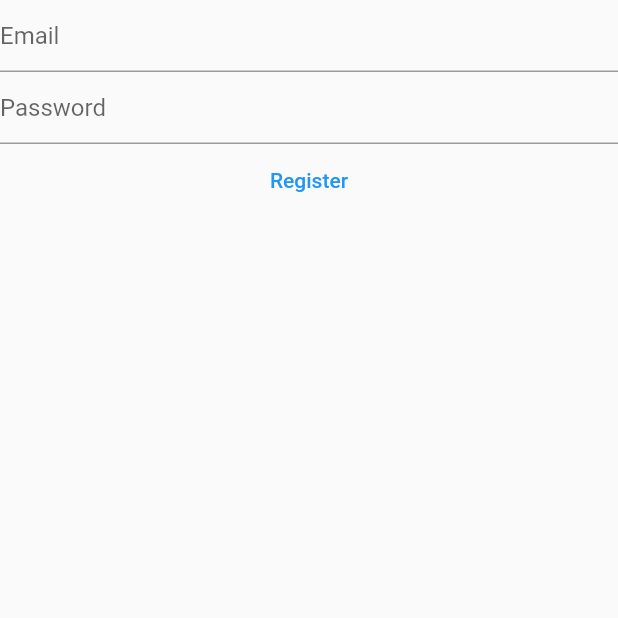
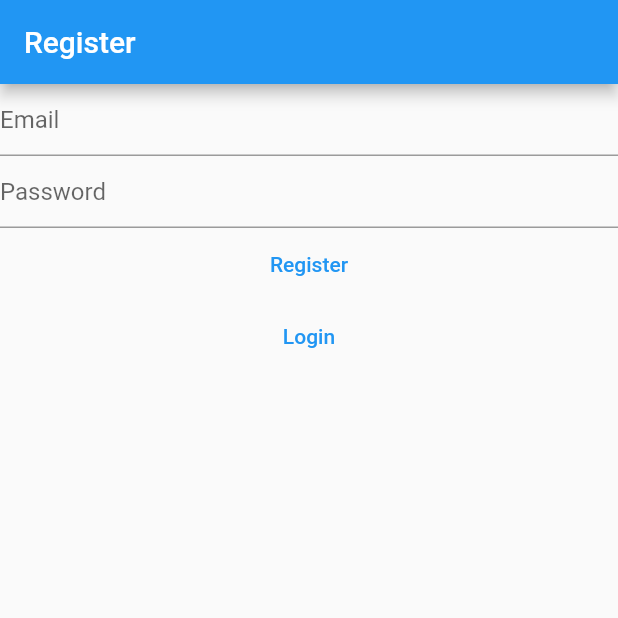
Before and after one commit to davidlonsdale92/myNotes, a Flutter app: the RegisterView screen opened directly, on a phone screen of 412 x 824 dp, the top half of it. Run offline on Flutter 3.47's test engine with Material 2 defaults, Android fonts, the phone set to English and light mode, and no system bars; our stand-ins replace firebase_auth, firebase_core; accounts and stored records are empty; statements that could not run were skipped.

Commit message:
Routes added
- Routes added for Login and Register views.
- Verify Email view file created and removed from main.dart.

```diff
--- a/lib/views/login_view.dart
+++ b/lib/views/login_view.dart
@@ -1,5 +1,6 @@
 import 'package:flutter/material.dart';
 import 'package:firebase_auth/firebase_auth.dart';
+import 'package:mynotes/views/register_view.dart';
 
 class LoginView extends StatefulWidget {
   const LoginView({super.key});
@@ -28,7 +29,11 @@ class _LoginViewState extends State<LoginView> {
 
   @override
   Widget build(BuildContext context) {
-    return Column(
+    return Scaffold(
+      appBar: AppBar(
+        title: const Text('Login'),
+      ),
+      body: Column(
         children: [
           TextField(
             controller: _email,
@@ -51,7 +56,8 @@ class _LoginViewState extends State<LoginView> {
 
               try {
                 final userCredential = await FirebaseAuth.instance
-                  .signInWithEmailAndPassword(email: email, password: password);
+                    .signInWithEmailAndPassword(
+                        email: email, password: password);
                 print(userCredential);
               } on FirebaseAuthException catch (e) {
                 if (e.code == 'user-not-found') {
@@ -66,7 +72,17 @@ class _LoginViewState extends State<LoginView> {
             },
             child: const Text('Login'),
           ),
+          TextButton(
+            onPressed: () {
+              Navigator.of(context).pushNamedAndRemoveUntil(
+                '/register/',
+                (route) => false,
+              );
+            },
+            child: const Text('Register Account'),
+          )
         ],
+      ),
     );
   }
 }
--- a/lib/views/register_view.dart
+++ b/lib/views/register_view.dart
@@ -30,7 +30,11 @@ class _RegisterViewState extends State<RegisterView> {
 
   @override
   Widget build(BuildContext context) {
-    return Column(
+    return Scaffold(
+      appBar: AppBar(
+        title: const Text('Register'),
+      ),
+      body: Column(
         children: [
           TextField(
             controller: _email,
@@ -72,7 +76,17 @@ class _RegisterViewState extends State<RegisterView> {
             },
             child: const Text('Register'),
           ),
+          TextButton(
+            onPressed: () {
+              Navigator.of(context).pushNamedAndRemoveUntil(
+                '/login/',
+                (route) => false,
+              );
+            },
+            child: const Text('Login'),
+          ),
         ],
+      ),
     );
   }
 }
```
Also changed, not shown: lib/main.dart (+5 -59 lines), lib/views/verify_email_view.dart (added, +61 -0 lines). Lines whose indentation alone changed are shown as unchanged.
